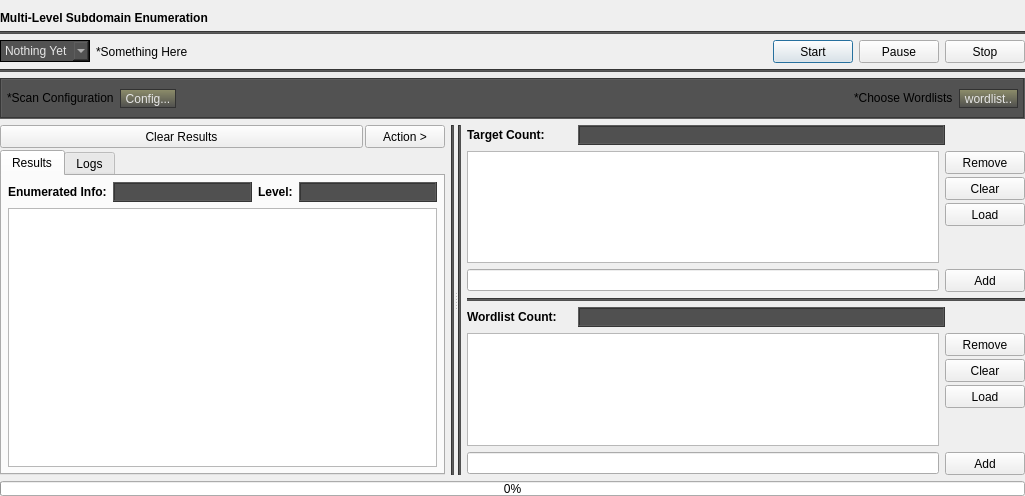
First picture: the form in Gui/src/LevelTab/Level.ui, repository 3nock/OTE, before the edit.
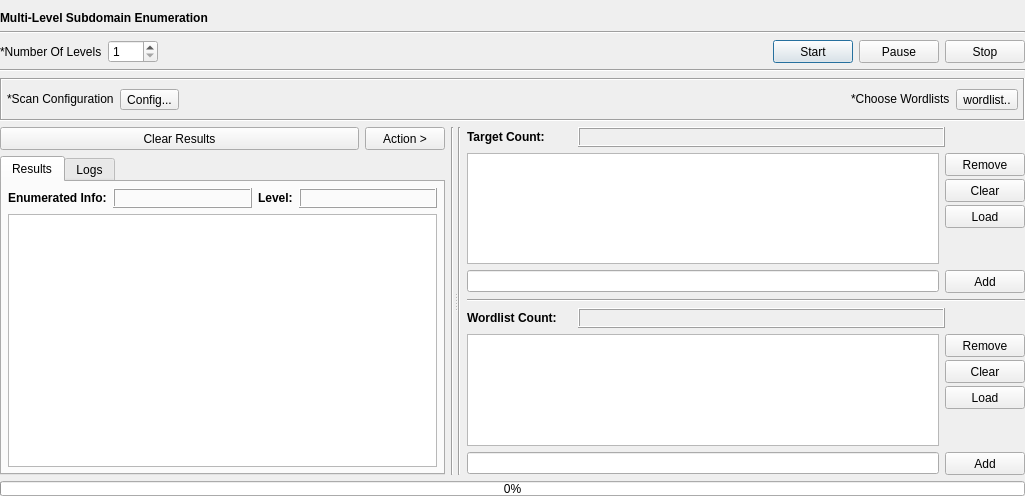
Second picture: the form after the edit.

Patch:
```diff
--- a/Gui/src/LevelTab/Level.ui
+++ b/Gui/src/LevelTab/Level.ui
@@ -50,7 +50,7 @@
      <item>
       <widget class="Line" name="line_18">
        <property name="styleSheet">
-        <string notr="true">background-color:rgb(80, 80, 80);</string>
+        <string notr="true"/>
        </property>
        <property name="orientation">
         <enum>Qt::Horizontal</enum>
@@ -63,39 +63,32 @@
     <layout class="QVBoxLayout" name="verticalLayout_2">
      <item>
       <layout class="QHBoxLayout" name="horizontalLayout_3">
-       <item>
-        <widget class="QComboBox" name="comboBox">
-         <property name="sizePolicy">
-          <sizepolicy hsizetype="Fixed" vsizetype="Fixed">
-           <horstretch>0</horstretch>
-           <verstretch>0</verstretch>
-          </sizepolicy>
-         </property>
-         <property name="minimumSize">
-          <size>
-           <width>90</width>
-           <height>22</height>
-          </size>
-         </property>
-         <property name="styleSheet">
-          <string notr="true">border-style: solid;
-border-color: black;
-border-width: 1px;
-background-color:rgb(82, 82, 82);
-selection-background-color: qlineargradient(spread:pad, x1:0.5, y1:1, x2:0.5, y2:0, stop:0 rgba(77, 77, 77, 255), stop:0.7 rgb(143, 143, 107));
-color: rgb(230,230,230);</string>
-         </property>
-         <item>
-          <property name="text">
-           <string>Nothing Yet</string>
-          </property>
-         </item>
-        </widget>
-       </item>
        <item>
         <widget class="QLabel" name="label_6">
          <property name="text">
-          <string>*Something Here</string>
+          <string>*Number Of Levels</string>
+         </property>
+        </widget>
+       </item>
+       <item>
+        <widget class="QSpinBox" name="spinBox_levels">
+         <property name="sizePolicy">
+          <sizepolicy hsizetype="Fixed" vsizetype="Fixed">
+           <horstretch>0</horstretch>
+           <verstretch>0</verstretch>
+          </sizepolicy>
+         </property>
+         <property name="minimumSize">
+          <size>
+           <width>50</width>
+           <height>21</height>
+          </size>
+         </property>
+         <property name="minimum">
+          <number>1</number>
+         </property>
+         <property name="maximum">
+          <number>10</number>
          </property>
         </widget>
        </item>
@@ -183,7 +176,7 @@
      <item>
       <widget class="Line" name="line">
        <property name="styleSheet">
-        <string notr="true">background-color:rgb(80, 80, 80);</string>
+        <string notr="true"/>
        </property>
        <property name="orientation">
         <enum>Qt::Horizontal</enum>
@@ -197,7 +190,7 @@
      <item>
       <widget class="QFrame" name="frame">
        <property name="styleSheet">
-        <string notr="true">background-color:rgb(82, 82, 82);</string>
+        <string notr="true"/>
        </property>
        <property name="frameShape">
         <enum>QFrame::Box</enum>
@@ -228,12 +221,7 @@
         <item>
          <widget class="QToolButton" name="toolButton_config">
           <property name="styleSheet">
-           <string notr="true">background-color: qlineargradient(spread:pad, x1:0.5, y1:1, x2:0.5, y2:0, stop:0 rgba(77, 77, 77, 255), stop:1 rgb(143, 143, 107));
-color: rgb(230,230,230);
-border-style: solid;
-border-color: rgb(50, 50, 50);
-border-width: 1px;
-border-radius: 15px</string>
+           <string notr="true"/>
           </property>
           <property name="text">
            <string>Config...</string>
@@ -269,12 +257,7 @@
         <item>
          <widget class="QToolButton" name="toolButton_wordlist">
           <property name="styleSheet">
-           <string notr="true">background-color: qlineargradient(spread:pad, x1:0.5, y1:1, x2:0.5, y2:0, stop:0 rgba(77, 77, 77, 255), stop:1 rgb(143, 143, 107));
-color: rgb(230,230,230);
-border-style: solid;
-border-color: rgb(50, 50, 50);
-border-width: 1px;
-border-radius: 15px</string>
+           <string notr="true"/>
           </property>
           <property name="text">
            <string>wordlist..</string>
@@ -296,7 +279,7 @@
        <item>
         <layout class="QVBoxLayout" name="verticalLayout_12">
          <property name="spacing">
-          <number>2</number>
+          <number>6</number>
          </property>
          <item>
           <layout class="QHBoxLayout" name="horizontalLayout_18">
@@ -425,7 +408,7 @@
                   </size>
                  </property>
                  <property name="styleSheet">
-                  <string notr="true">background-color:rgb(80, 80, 80);</string>
+                  <string notr="true"/>
                  </property>
                  <property name="frameShape">
                   <enum>QFrame::Box</enum>
@@ -460,7 +443,7 @@
                <item>
                 <widget class="QLabel" name="label_levels">
                  <property name="styleSheet">
-                  <string notr="true">background-color:rgb(80, 80, 80);</string>
+                  <string notr="true"/>
                  </property>
                  <property name="frameShape">
                   <enum>QFrame::Box</enum>
@@ -513,6 +496,9 @@
                <attribute name="horizontalHeaderDefaultSectionSize">
                 <number>220</number>
                </attribute>
+               <attribute name="horizontalHeaderStretchLastSection">
+                <bool>true</bool>
+               </attribute>
                <attribute name="verticalHeaderVisible">
                 <bool>false</bool>
                </attribute>
@@ -568,7 +554,7 @@
        <item>
         <widget class="Line" name="line_14">
          <property name="styleSheet">
-          <string notr="true">background-color:rgb(80, 80, 80);</string>
+          <string notr="true"/>
          </property>
          <property name="orientation">
           <enum>Qt::Vertical</enum>
@@ -582,7 +568,7 @@
        <item>
         <widget class="Line" name="line_15">
          <property name="styleSheet">
-          <string notr="true">background-color:rgb(80, 80, 80);</string>
+          <string notr="true"/>
          </property>
          <property name="orientation">
           <enum>Qt::Vertical</enum>
@@ -639,7 +625,7 @@
               </size>
              </property>
              <property name="styleSheet">
-              <string notr="true">background-color:rgb(80, 80, 80);</string>
+              <string notr="true"/>
              </property>
              <property name="frameShape">
               <enum>QFrame::Box</enum>
@@ -673,7 +659,7 @@
          <item>
           <layout class="QHBoxLayout" name="horizontalLayout_24">
            <item>
-            <widget class="QTableView" name="tableView_subdomains">
+            <widget class="QListWidget" name="listWidget_targets">
              <property name="styleSheet">
               <string notr="true"/>
              </property>
@@ -686,33 +672,12 @@
              <property name="dragDropOverwriteMode">
               <bool>false</bool>
              </property>
-             <property name="showGrid">
-              <bool>false</bool>
+             <property name="verticalScrollMode">
+              <enum>QAbstractItemView::ScrollPerPixel</enum>
              </property>
-             <property name="sortingEnabled">
-              <bool>true</bool>
+             <property name="horizontalScrollMode">
+              <enum>QAbstractItemView::ScrollPerPixel</enum>
              </property>
-             <property name="cornerButtonEnabled">
-              <bool>false</bool>
-             </property>
-             <attribute name="horizontalHeaderMinimumSectionSize">
-              <number>200</number>
-             </attribute>
-             <attribute name="horizontalHeaderDefaultSectionSize">
-              <number>200</number>
-             </attribute>
-             <attribute name="verticalHeaderVisible">
-              <bool>false</bool>
-             </attribute>
-             <attribute name="verticalHeaderMinimumSectionSize">
-              <number>15</number>
-             </attribute>
-             <attribute name="verticalHeaderDefaultSectionSize">
-              <number>15</number>
-             </attribute>
-             <attribute name="verticalHeaderHighlightSections">
-              <bool>false</bool>
-             </attribute>
             </widget>
            </item>
            <item>
@@ -839,7 +804,7 @@
          <item>
           <widget class="Line" name="line_16">
            <property name="styleSheet">
-            <string notr="true">background-color:rgb(80, 80, 80);</string>
+            <string notr="true"/>
            </property>
            <property name="orientation">
             <enum>Qt::Horizontal</enum>
@@ -906,7 +871,7 @@
               </font>
              </property>
              <property name="styleSheet">
-              <string notr="true">background-color:rgb(80, 80, 80);</string>
+              <string notr="true"/>
              </property>
              <property name="frameShape">
               <enum>QFrame::Box</enum>
```
Left out of the diff: 36 changed lines with no effect on the pictures.
